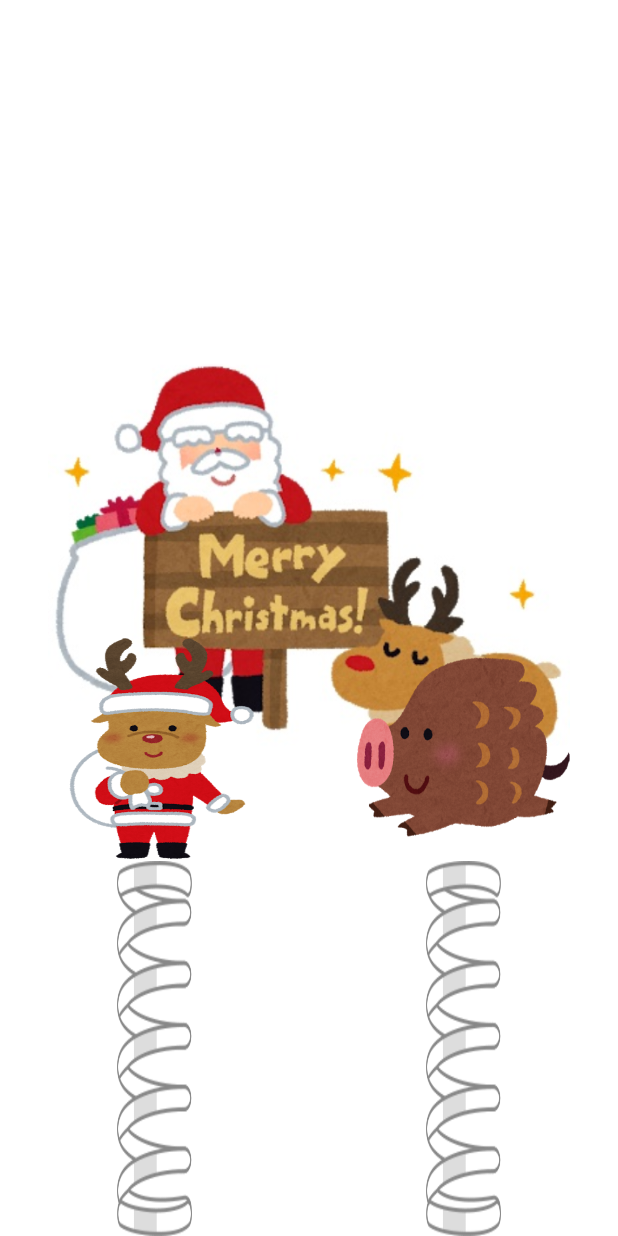
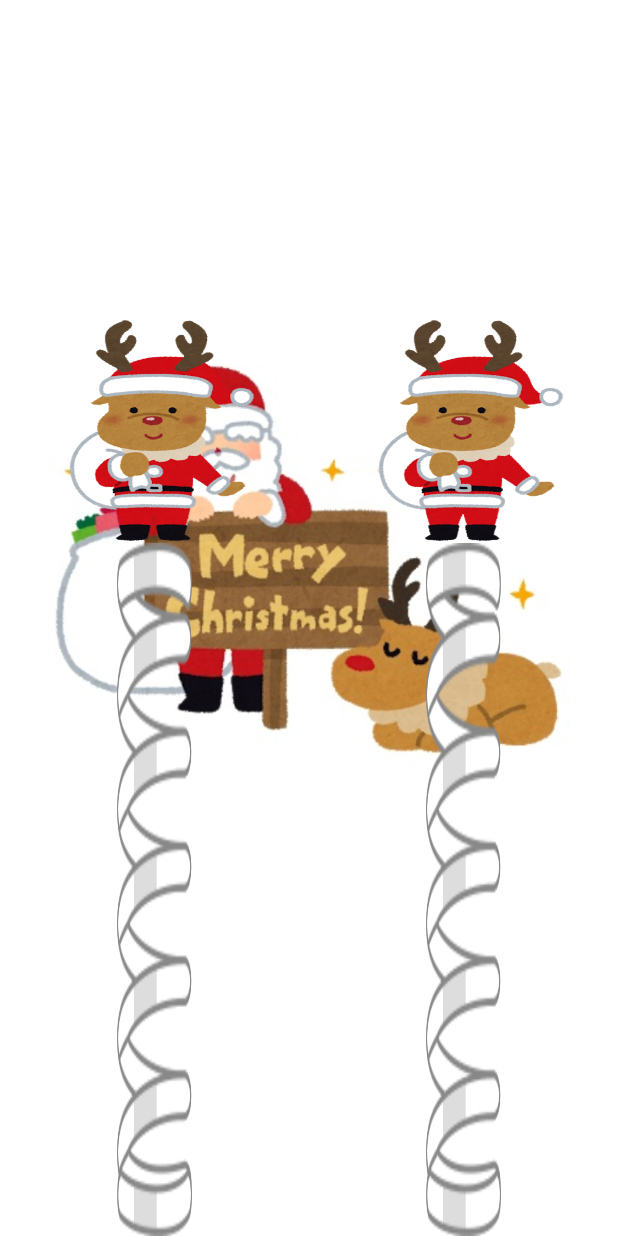
Before and after one commit to akihito-okada/ChristmasToy, an Android app: the layout activity_main.xml on its own in the app's theme, with its tools: preview values and no code run, on a phone screen of 412 x 824 dp. Run offline under Robolectric (Android 15) with nearby library versions, the phone set to English and light mode, and no system bars.

Commit message:
MotionLayoutのCustomViewを作成 AnchorView以外のViewをタップした時はDragが発生しないように変更

```diff
--- a/app/src/main/res/layout/activity_main.xml
+++ b/app/src/main/res/layout/activity_main.xml
@@ -11,14 +11,14 @@
             android:id="@+id/layoutBackground"
             android:layout_width="0dp"
             android:layout_height="0dp"
+            app:layout_constraintTop_toTopOf="parent"
+            app:layout_constraintBottom_toBottomOf="parent"
+            app:layout_constraintStart_toStartOf="parent"
+            app:layout_constraintEnd_toEndOf="parent"
             android:layout_marginStart="32dp"
             android:layout_marginEnd="32dp"
             android:layout_marginBottom="64dp"
             app:layoutDescription="@xml/scene_image"
-            app:layout_constraintTop_toTopOf="parent"
-            app:layout_constraintBottom_toBottomOf="parent"
-            app:layout_constraintStart_toStartOf="parent"
-            app:layout_constraintEnd_toEndOf="parent"
             tools:showPaths="true">
 
         <androidx.constraintlayout.utils.widget.ImageFilterView
@@ -34,62 +34,24 @@
 
     </androidx.constraintlayout.motion.widget.MotionLayout>
 
-    <androidx.constraintlayout.motion.widget.MotionLayout
+    <com.young.christmastoy.SpringToyView
             android:id="@+id/layoutLeft"
             android:layout_width="0dp"
             android:layout_height="0dp"
-            app:layoutDescription="@xml/scene_left"
             app:layout_constraintTop_toTopOf="parent"
             app:layout_constraintBottom_toBottomOf="parent"
             app:layout_constraintStart_toStartOf="parent"
-            app:layout_constraintEnd_toStartOf="@id/layoutRight"
-            tools:showPaths="true">
+            app:layout_constraintEnd_toStartOf="@+id/layoutRight"
+            tools:showPaths="true" />
 
-        <ImageView
-                android:id="@+id/tonakai"
-                android:layout_width="80dp"
-                android:layout_height="80dp"
-                android:scaleType="fitXY"
-                android:src="@drawable/image_tonakai"
-                tools:ignore="ContentDescription" />
-
-        <ImageView
-                android:id="@+id/spring_left"
-                android:layout_width="50dp"
-                android:layout_height="0dp"
-                android:scaleType="fitXY"
-                android:src="@drawable/image_spring"
-                tools:ignore="ContentDescription" />
-
-    </androidx.constraintlayout.motion.widget.MotionLayout>
-
-    <androidx.constraintlayout.motion.widget.MotionLayout
+    <com.young.christmastoy.SpringToyView
             android:id="@+id/layoutRight"
             android:layout_width="0dp"
-            android:layout_height="match_parent"
-            app:layoutDescription="@xml/scene_right"
+            android:layout_height="0dp"
             app:layout_constraintTop_toTopOf="parent"
             app:layout_constraintBottom_toBottomOf="parent"
             app:layout_constraintStart_toEndOf="@id/layoutLeft"
             app:layout_constraintEnd_toEndOf="parent"
-            tools:showPaths="true">
-
-        <ImageView
-                android:id="@+id/inoshishi"
-                android:layout_width="80dp"
-                android:layout_height="80dp"
-                android:scaleType="fitXY"
-                android:src="@drawable/image_inoshishi"
-                tools:ignore="ContentDescription" />
-
-        <ImageView
-                android:id="@+id/spring_right"
-                android:layout_width="50dp"
-                android:layout_height="0dp"
-                android:scaleType="fitXY"
-                android:src="@drawable/image_spring"
-                tools:ignore="ContentDescription" />
-
-    </androidx.constraintlayout.motion.widget.MotionLayout>
+            tools:showPaths="true" />
 
 </androidx.constraintlayout.widget.ConstraintLayout>
--- a/app/src/main/res/layout/motion_right_end.xml
+++ b/app/src/main/res/layout/motion_start.xml
@@ -13,33 +13,39 @@
   See the License for the specific language governing permissions and
   limitations under the License.
   -->
-<androidx.constraintlayout.widget.ConstraintLayout xmlns:tools="http://schemas.android.com/tools"
-                                                   xmlns:android="http://schemas.android.com/apk/res/android"
-                                                   xmlns:app="http://schemas.android.com/apk/res-auto"
-                                                   android:layout_width="match_parent"
-                                                   android:layout_height="match_parent">
+<androidx.constraintlayout.motion.widget.MotionLayout
+    xmlns:android="http://schemas.android.com/apk/res/android"
+    xmlns:app="http://schemas.android.com/apk/res-auto"
+    xmlns:tools="http://schemas.android.com/tools"
+    app:layoutDescription="@xml/scene_spring_toy"
+    android:id="@+id/motionLayout"
+    android:layout_width="match_parent"
+    android:layout_height="match_parent">
 
     <ImageView
-        android:id="@+id/inoshishi"
-        android:layout_width="80dp"
-        android:layout_height="80dp"
-        android:layout_marginBottom="50dp"
-        android:src="@drawable/image_inoshishi"
+        android:id="@+id/character"
+        android:layout_width="150dp"
+        android:layout_height="150dp"
+        android:layout_marginBottom="250dp"
+        android:src="@drawable/image_tonakai"
+        android:scaleType="fitXY"
+        app:layout_constraintTop_toTopOf="parent"
         app:layout_constraintStart_toStartOf="parent"
         app:layout_constraintEnd_toEndOf="parent"
         app:layout_constraintBottom_toBottomOf="parent"
-        tools:ignore="ContentDescription,MissingConstraints" />
+        tools:ignore="ContentDescription" />
 
     <ImageView
-        android:id="@+id/spring_right"
+        android:id="@+id/spring"
         android:layout_width="50dp"
         android:layout_height="0dp"
         android:src="@drawable/image_spring"
-        app:layout_constraintHeight_max="500dp"
+        android:scaleType="fitXY"
         app:layout_constraintStart_toStartOf="parent"
         app:layout_constraintEnd_toEndOf="parent"
-        app:layout_constraintTop_toBottomOf="@+id/inoshishi"
+        app:layout_constraintTop_toBottomOf="@+id/character"
         app:layout_constraintBottom_toBottomOf="parent"
+        app:layout_constraintHorizontal_chainStyle="spread"
         tools:ignore="ContentDescription" />
 
-</androidx.constraintlayout.widget.ConstraintLayout>
+</androidx.constraintlayout.motion.widget.MotionLayout>
--- a/app/src/main/res/xml/scene_image.xml
+++ b/app/src/main/res/xml/scene_image.xml
@@ -3,13 +3,7 @@
     xmlns:android="http://schemas.android.com/apk/res/android"
     xmlns:motion="http://schemas.android.com/apk/res-auto">
 
-    <Transition
-        motion:constraintSetEnd="@+id/end"
-        motion:constraintSetStart="@+id/start"
-        motion:duration="600"
-        motion:interpolator="linear" />
-
-    <ConstraintSet android:id="@id/start">
+    <ConstraintSet android:id="@+id/start">
         <Constraint
             android:id="@id/imageView"
             android:layout_width="0dp"
@@ -24,7 +18,7 @@
         </Constraint>
     </ConstraintSet>
 
-    <ConstraintSet android:id="@id/end">
+    <ConstraintSet android:id="@+id/end">
         <Constraint
             android:id="@id/imageView"
             android:layout_width="0dp"
@@ -39,4 +33,10 @@
         </Constraint>
     </ConstraintSet>
 
+    <Transition
+            motion:constraintSetEnd="@id/end"
+            motion:constraintSetStart="@id/start"
+            motion:duration="600"
+            motion:interpolator="linear" />
+
 </MotionScene>
--- a/app/src/main/res/xml/scene_right.xml
+++ /dev/null
@@ -1,18 +0,0 @@
-<?xml version="1.0" encoding="utf-8"?>
-<MotionScene
-    xmlns:motion="http://schemas.android.com/apk/res-auto">
-
-    <Transition
-        motion:constraintSetStart="@layout/motion_right_start"
-        motion:constraintSetEnd="@layout/motion_right_end"
-        motion:interpolator="bounce"
-        motion:duration="300">
-
-        <OnSwipe
-            motion:touchAnchorId="@id/inoshishi"
-            motion:touchAnchorSide="top"
-            motion:dragDirection="dragUp" />
-
-    </Transition>
-
-</MotionScene>
--- a/app/src/main/res/xml/scene_left.xml
+++ b/app/src/main/res/xml/scene_spring_toy.xml
@@ -3,13 +3,13 @@
     xmlns:motion="http://schemas.android.com/apk/res-auto">
 
     <Transition
-        motion:constraintSetStart="@layout/motion_left_start"
-        motion:constraintSetEnd="@layout/motion_left_end"
+        motion:constraintSetStart="@layout/motion_start"
+        motion:constraintSetEnd="@layout/motion_end"
         motion:interpolator="bounce"
         motion:duration="300">
 
         <OnSwipe
-            motion:touchAnchorId="@id/tonakai"
+            motion:touchAnchorId="@id/character"
             motion:touchAnchorSide="top"
             motion:dragDirection="dragUp" />
 
```
Also changed, not shown: app/src/main/java/com/young/christmastoy/MainActivity.kt (+42 -15 lines), app/src/main/java/com/young/christmastoy/SpringToyView.kt (added, +79 -0 lines), app/src/main/res/layout/motion_end.xml (added, +48 -0 lines), app/src/main/res/layout/motion_left_end.xml (deleted, +0 -46 lines), app/src/main/res/layout/motion_left_start.xml (deleted, +0 -47 lines), app/src/main/res/layout/motion_right_start.xml (deleted, +0 -32 lines).
